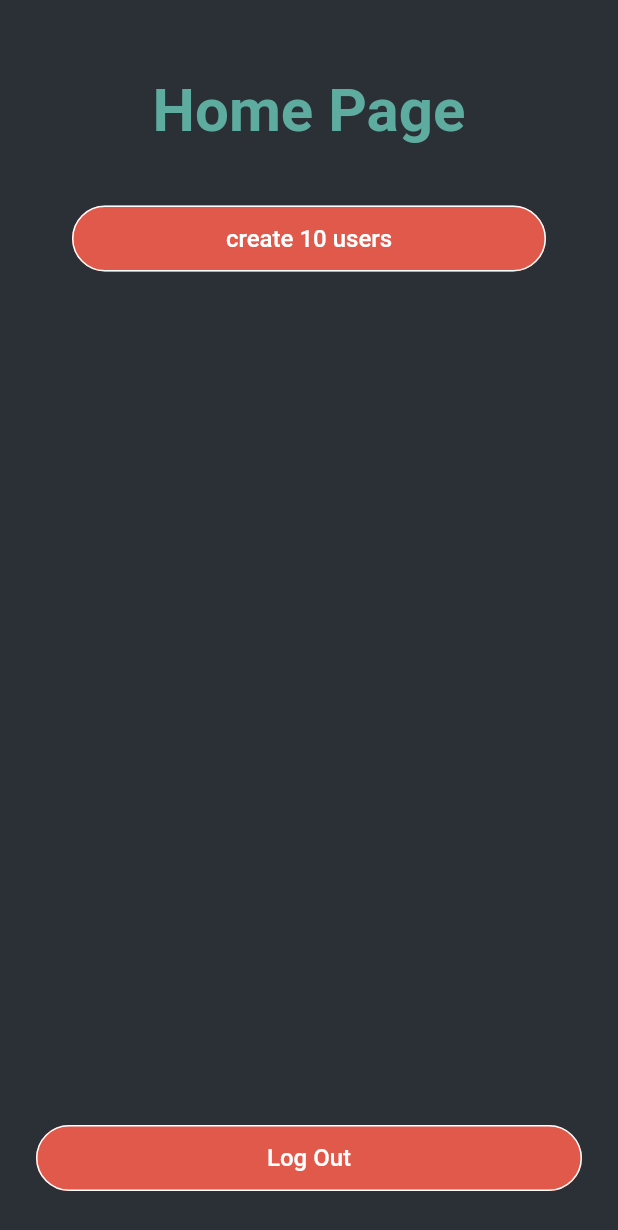
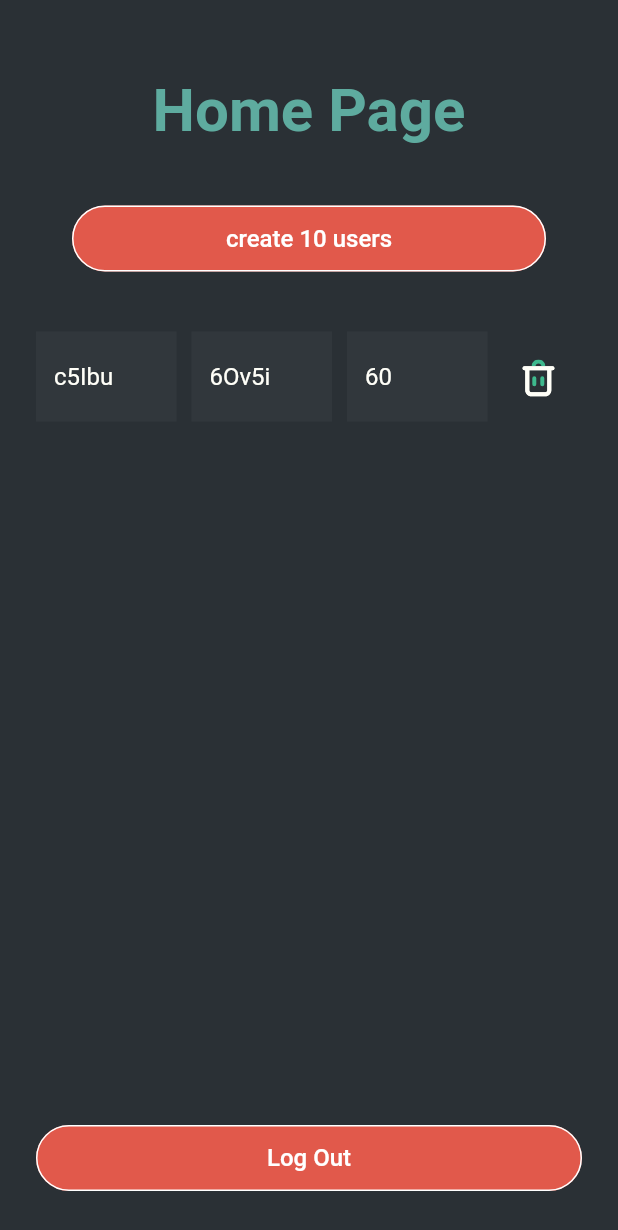
Before and after one commit to Zigzag69/FlutterTest, a Flutter app: the HomePage screen opened by its route, after a tap on "create 10 users", on a phone screen of 412 x 824 dp. Shown: the top 1230 px of the screen. Run offline on Flutter 3.47's test engine with Material 2 defaults, Android fonts, the phone set to English and light mode, and no system bars; our stand-ins replace cloud_firestore, connectivity, equatable, firebase_auth, flutter_redux, flutter_svg and 3 more; accounts and stored records are empty.

Commit message:
added some ui elements on home page

```diff
--- a/lib/redux/base/app_state.dart
+++ b/lib/redux/base/app_state.dart
@@ -1,9 +1,9 @@
-import 'package:flutter_test_app/redux/item_details/item_details_state.dart';
 import 'package:meta/meta.dart';
 import 'package:equatable/equatable.dart';
 import 'package:flutter_test_app/redux/sign_in/sign_in_state.dart';
 import 'package:flutter_test_app/redux/sign_up/sign_up_state.dart';
 import 'package:flutter_test_app/redux/home/home_state.dart';
+import 'package:flutter_test_app/redux/item_details/item_details_state.dart';
 
 @immutable
 class AppState extends Equatable {
--- a/lib/redux/home/home_middleware.dart
+++ b/lib/redux/home/home_middleware.dart
@@ -54,14 +54,16 @@ class HomeMiddleware {
     NextDispatcher next,
   ) async {
     next(action);
-    for(var i = 0; i < 10; i++) {
+//    for(var i = 0; i < 10; i++) {
+//    for(var i = 0; i < 2; i++) { // PlatformException is worked
+    for(var i = 0; i < 1; i++) { // PlatformException is not worked
       var randomFirstName = randomString(5);
       var randomLastName = randomString(5);
       var randomAge = randomBetween(5, 100);
       await authRepo.createUsers(randomFirstName, randomLastName, randomAge).then((result) {
         store.dispatch(ShowResult());
       }).catchError((error) {
-        print("test error home $error");
+        print(error);
         store.dispatch(ShowError(error));
       });
     }
--- a/lib/ui/home/home_page.dart
+++ b/lib/ui/home/home_page.dart
@@ -33,8 +33,7 @@ class _HomePageState extends State<HomePage> {
   }
 
   _onInit(Store<AppState> store) {
-    if (store.state.signInPageState.isDefault()) return;
-    store.dispatch(ResetState());
+    store.dispatch(GetUsers());
   }
 
   _onDispose(Store<AppState> store) {
@@ -193,6 +192,144 @@ class _HomePageState extends State<HomePage> {
         ));
   }
 
+  Widget _errorWidget(String errorText) {
+    return Padding(
+      padding: EdgeInsets.all(36),
+      child: Column(
+        mainAxisAlignment: MainAxisAlignment.spaceEvenly,
+        crossAxisAlignment: CrossAxisAlignment.stretch,
+        children: [
+          Text(
+            errorText,
+            textAlign: TextAlign.center,
+            style: TextStyle(
+              fontFamily: 'poppins_medium',
+              fontSize: 16,
+              letterSpacing: 1.2,
+              color: Colors.white,
+            ),
+          ),
+          RaisedButton(
+            color: Color(0xffBD10E0),
+            elevation: 0,
+            highlightElevation: 0,
+            padding: EdgeInsets.only(top: 18, bottom: 19),
+            shape:
+                RoundedRectangleBorder(borderRadius: BorderRadius.circular(3)),
+            child: Text(
+              'Try again',
+              style: TextStyle(
+                fontFamily: 'poppins_medium',
+                fontSize: 20,
+                color: Colors.white,
+              ),
+            ),
+            onPressed: () {
+              print("tap");
+            },
+          ),
+        ],
+      ),
+    );
+  }
+
+  Widget _loaderWidget() {
+    return new Center(
+      child: CircularProgressIndicator(
+        valueColor: AlwaysStoppedAnimation<Color>(Colors.white),
+      ),
+    );
+  }
+
+  Widget _buildBody(HomePageViewModel vm) {
+    return new Padding(
+      padding: const EdgeInsets.only(top: 0),
+      child: LayoutBuilder(
+        builder: (context, constraints) {
+          return SingleChildScrollView(
+            child: ConstrainedBox(
+              constraints: BoxConstraints(minHeight: constraints.maxHeight),
+              child: Padding(
+                padding: EdgeInsets.fromLTRB(24, 50, 24, 20),
+                child: Column(
+                  crossAxisAlignment: CrossAxisAlignment.stretch,
+                  children: <Widget>[
+                    Center(
+                      child: Text(
+                        "Home Page",
+                        style: TextStyle(
+                          fontSize: 40,
+                          color: Color(0xff5eab9f),
+                          fontWeight: FontWeight.bold,
+                        ),
+                      ),
+                    ),
+                    Padding(
+                      padding: const EdgeInsets.only(top: 30.0),
+                      child: Container(
+                          height: 84,
+                          color: Color(0xFF2a3035),
+                          child: Padding(
+                            padding: const EdgeInsets.only(
+                                top: 10, bottom: 30, right: 24, left: 24),
+                            child: RaisedButton(
+                              color: Color(0xffe1594b),
+                              elevation: 0,
+                              shape: RoundedRectangleBorder(
+                                  borderRadius: new BorderRadius.circular(22.0),
+                                  side: BorderSide(color: Colors.white)),
+                              child: Text(
+                                'create 10 users',
+                                style: TextStyle(
+                                  fontSize: 16,
+                                  color: Colors.white,
+                                ),
+                              ),
+                              onPressed: () {
+                                vm.createUsers();
+                              },
+                            ),
+                          )),
+                    ),
+                    Padding(
+                      padding: const EdgeInsets.only(top: 0),
+                      child: StreamBuilder(
+                        stream:
+                            Firestore.instance.collection('users').snapshots(),
+                        builder: (context, snapshot) {
+                          if (!snapshot.hasData)
+                            return const Center(
+                              child: Text(
+                                "Loading...",
+                                style: TextStyle(
+                                    fontSize: 20,
+                                    color: Color(0xFFfffff8),
+                                    fontWeight: FontWeight.bold),
+                              ),
+                            );
+                          return ListView.builder(
+                              physics: const NeverScrollableScrollPhysics(),
+                              scrollDirection: Axis.vertical,
+                              shrinkWrap: true,
+                              itemCount: snapshot.data.documents.length,
+                              itemBuilder: (context, index) => _buildListView(
+                                  vm,
+                                  context,
+                                  snapshot.data.documents[index],
+                                  index));
+                        },
+                      ),
+                    ),
+                  ],
+                ),
+              ),
+            ),
+          );
+        },
+      ),
+    );
+  }
+
   @override
   Widget build(BuildContext context) {
     return Stack(
@@ -217,111 +354,8 @@ class _HomePageState extends State<HomePage> {
             onDidChange: _onDidChange,
             builder: (BuildContext context, HomePageViewModel vm) {
               return vm.loading
-                  ? Center(
-                      child: CircularProgressIndicator(
-                        valueColor: AlwaysStoppedAnimation<Color>(Colors.white),
-                      ),
-                    )
-                  : Padding(
-                      padding: const EdgeInsets.only(top: 0),
-                      child: LayoutBuilder(
-                        builder: (context, constraints) {
-                          return SingleChildScrollView(
-                            child: ConstrainedBox(
-                              constraints: BoxConstraints(
-                                  minHeight: constraints.maxHeight),
-                              child: Padding(
-                                padding: EdgeInsets.fromLTRB(24, 50, 24, 20),
-                                child: Column(
-                                  crossAxisAlignment:
-                                      CrossAxisAlignment.stretch,
-                                  children: <Widget>[
-                                    Center(
-                                      child: Text(
-                                        "Home Page",
-                                        style: TextStyle(
-                                          fontSize: 40,
-                                          color: Color(0xff5eab9f),
-                                          fontWeight: FontWeight.bold,
-                                        ),
-                                      ),
-                                    ),
-                                    Padding(
-                                      padding: const EdgeInsets.only(top: 30.0),
-                                      child: Container(
-                                          height: 84,
-                                          color: Color(0xFF2a3035),
-                                          child: Padding(
-                                            padding: const EdgeInsets.only(
-                                                top: 10,
-                                                bottom: 30,
-                                                right: 24,
-                                                left: 24),
-                                            child: RaisedButton(
-                                              color: Color(0xffe1594b),
-                                              elevation: 0,
-                                              shape: RoundedRectangleBorder(
-                                                  borderRadius:
-                                                      new BorderRadius.circular(
-                                                          22.0),
-                                                  side: BorderSide(
-                                                      color: Colors.white)),
-                                              child: Text(
-                                                'create 10 users',
-                                                style: TextStyle(
-                                                  fontSize: 16,
-                                                  color: Colors.white,
-                                                ),
-                                              ),
-                                              onPressed: () {
-                                                vm.createUsers();
-                                              },
-                                            ),
-                                          )),
-                                    ),
-                                    Padding(
-                                      padding: const EdgeInsets.only(top: 0),
-                                      child: StreamBuilder(
-                                        stream: Firestore.instance
-                                            .collection('users')
-                                            .snapshots(),
-                                        builder: (context, snapshot) {
-                                          if (!snapshot.hasData)
-                                            return const Center(
-                                              child: Text(
-                                                "Loading...",
-                                                style: TextStyle(
-                                                    fontSize: 20,
-                                                    color: Color(0xFFfffff8),
-                                                    fontWeight:
-                                                        FontWeight.bold),
-                                              ),
-                                            );
-                                          return ListView.builder(
-                                              physics:
-                                                  const NeverScrollableScrollPhysics(),
-                                              scrollDirection: Axis.vertical,
-                                              shrinkWrap: true,
-                                              itemCount: snapshot
-                                                  .data.documents.length,
-                                              itemBuilder: (context, index) =>
-                                                  _buildListView(
-                                                      vm,
-                                                      context,
-                                                      snapshot.data
-                                                          .documents[index],
-                                                      index));
-                                        },
-                                      ),
-                                    ),
-                                  ],
-                                ),
-                              ),
-                            ),
-                          );
-                        },
-                      ),
-                    );
+                  ? _loaderWidget() : _buildBody(vm);
+//                  : vm.error != '' && vm.error is PlatformException ? _errorWidget("test") : _buildBody(vm);
             },
           ),
           bottomNavigationBar: Container(
```
Also changed, not shown: lib/data/repo/auth_repo.dart (+36 -53 lines).
